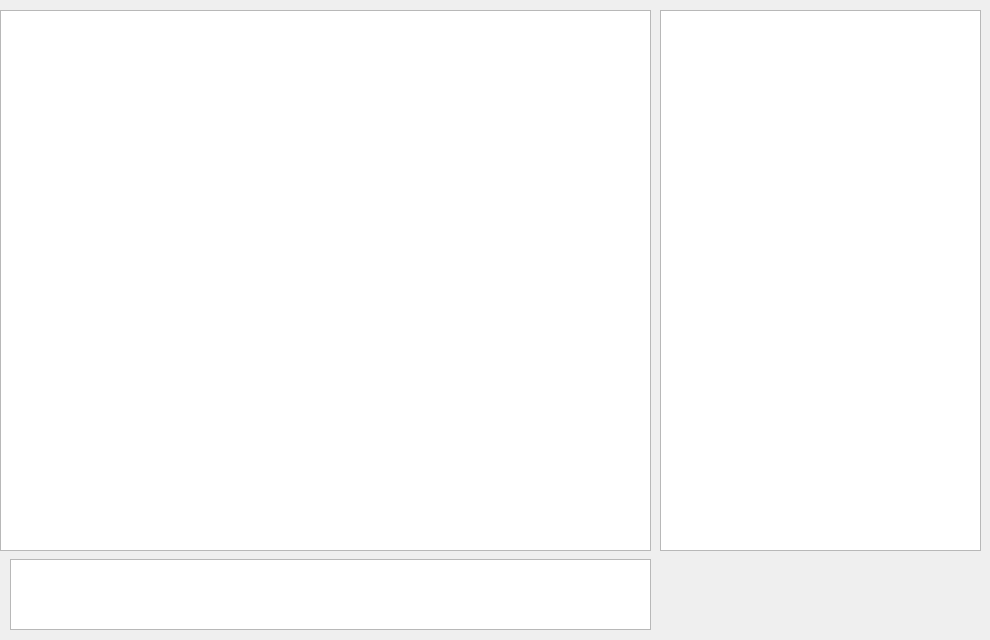
This is mainwindow.ui in Dantej115/StarTrailCombiner as Qt 5 draws it before an edit. The edited form follows.
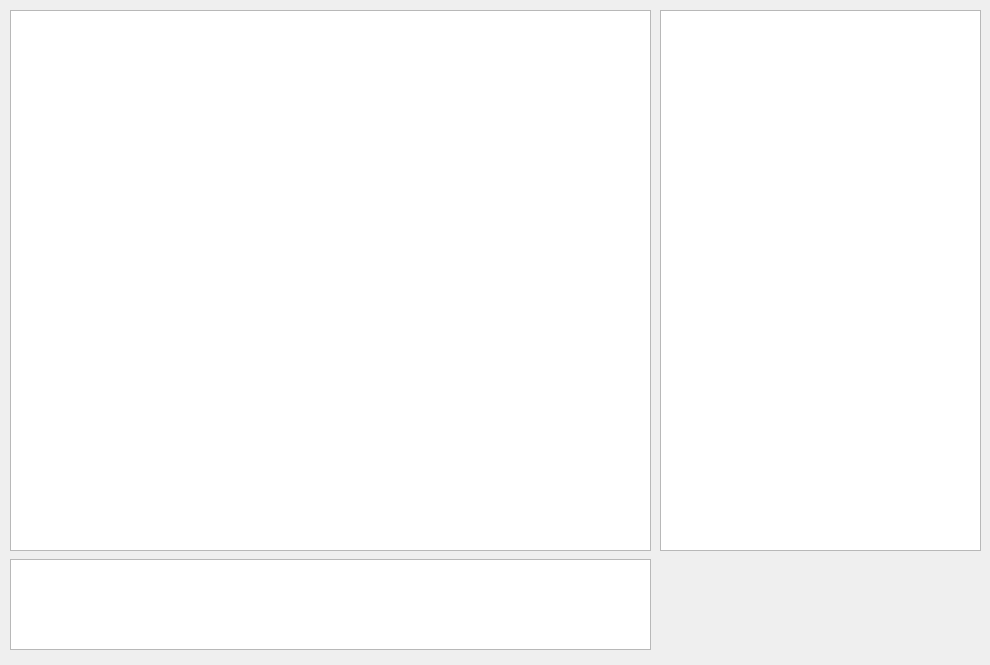
This is the edited form. Custom widgets are drawn as their Qt base class.

Commit message: update main window with new connected signals/slots

Patch:
```diff
--- a/mainwindow.ui
+++ b/mainwindow.ui
@@ -7,19 +7,19 @@
     <x>0</x>
     <y>0</y>
     <width>990</width>
-    <height>640</height>
+    <height>665</height>
    </rect>
   </property>
   <property name="minimumSize">
    <size>
     <width>990</width>
-    <height>640</height>
+    <height>665</height>
    </size>
   </property>
   <property name="maximumSize">
    <size>
     <width>990</width>
-    <height>640</height>
+    <height>665</height>
    </size>
   </property>
   <property name="windowTitle">
@@ -45,9 +45,9 @@
    <widget class="QGraphicsView" name="graphicsView">
     <property name="geometry">
      <rect>
-      <x>0</x>
+      <x>10</x>
       <y>10</y>
-      <width>651</width>
+      <width>641</width>
       <height>541</height>
      </rect>
     </property>
@@ -64,7 +64,7 @@
       <x>10</x>
       <y>559</y>
       <width>641</width>
-      <height>71</height>
+      <height>91</height>
      </rect>
     </property>
    </widget>
@@ -74,7 +74,7 @@
       <x>660</x>
       <y>560</y>
       <width>325</width>
-      <height>75</height>
+      <height>100</height>
      </rect>
     </property>
    </widget>
```
The commit also changes 2 other files.
